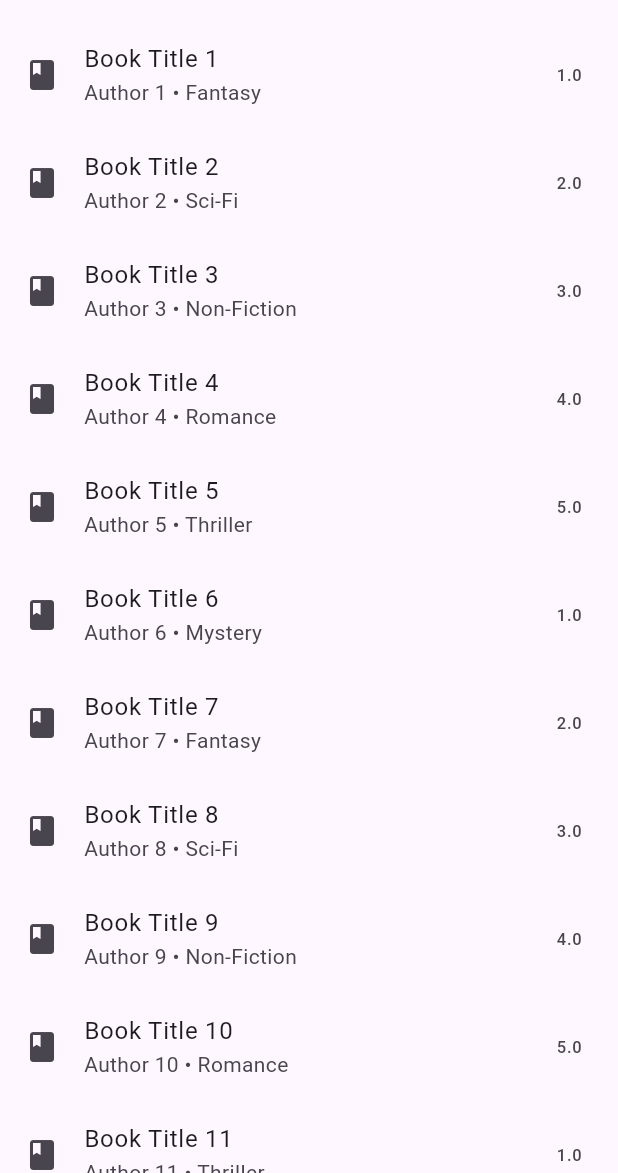
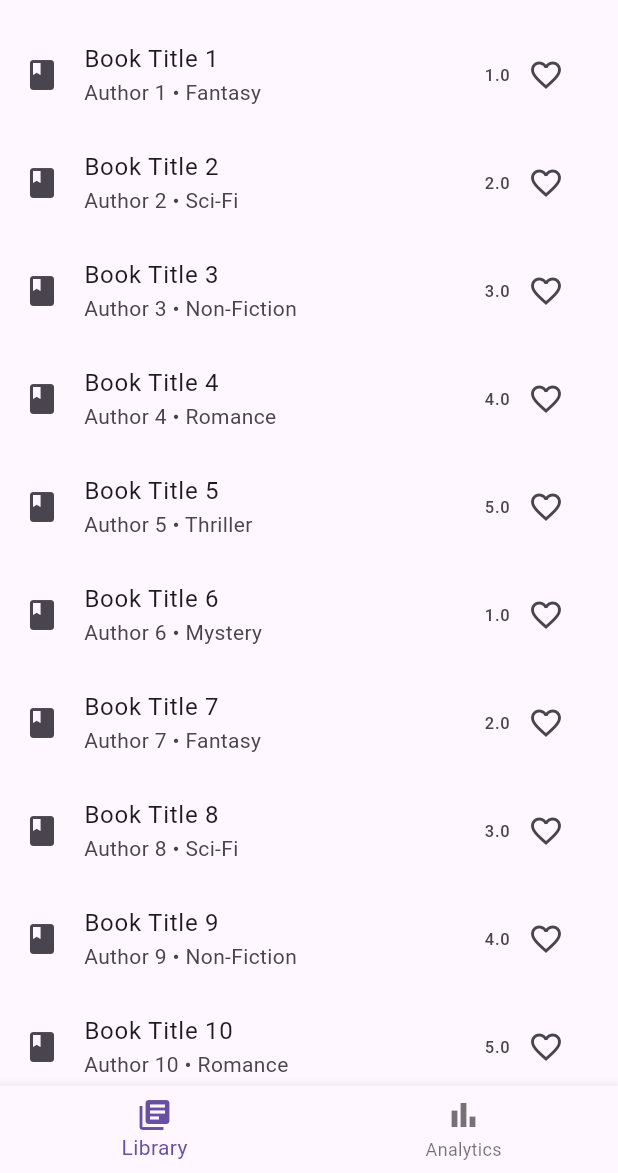
Before and after one commit to MLD-cmd/book_tracker_application, a Flutter app: the screen it shows after launch, on a phone screen of 412 x 824 dp, the part 63-1236 px from its top. Run offline on Flutter 3.47's test engine with Material 3 defaults, Android fonts, the phone set to English and light mode, and no system bars; our stand-ins replace flutter_riverpod.

Commit message:
added a new file analytics + improved the functionality for detail, list item, reading session, and book providers

```diff
--- a/lib/features/book_list/book_list_item.dart
+++ b/lib/features/book_list/book_list_item.dart
@@ -1,19 +1,40 @@
 import 'package:flutter/material.dart';
+import 'package:flutter_riverpod/flutter_riverpod.dart';
 import '../../models/book.dart';
+import '../../providers/book_providers.dart';
+import 'book_detail/book_detail_page.dart';
 
-class BookListItem extends StatelessWidget {
+class BookListItem extends ConsumerWidget {
   final Book book;
   const BookListItem({super.key, required this.book});
 
   @override
-  Widget build(BuildContext context) {
+  Widget build(BuildContext context, WidgetRef ref) {
+    final isFavorite = ref.watch(
+      userLibraryProvider.select((lib) => lib.favorites.contains(book.id)),
+    );
+
     return ListTile(
       title: Text(book.title),
       subtitle: Text('${book.author} • ${book.genre}'),
-      trailing: Text(book.rating?.toStringAsFixed(1) ?? '-'),
+      trailing: Row(
+        mainAxisSize: MainAxisSize.min,
+        children: [
+          Text(book.rating?.toStringAsFixed(1) ?? '-'),
+          IconButton(
+            icon: Icon(isFavorite ? Icons.favorite : Icons.favorite_border),
+            onPressed: () {
+              ref.read(userLibraryProvider.notifier).toggleFavorite(book.id);
+            },
+          ),
+        ],
+      ),
       leading: const Icon(Icons.book),
       onTap: () {
-        // Navigate to book detail later
+        Navigator.push(
+          context,
+          MaterialPageRoute(builder: (_) => BookDetailPage(book: book)),
+        );
       },
     );
   }
--- a/lib/main.dart
+++ b/lib/main.dart
@@ -1,6 +1,10 @@
 import 'package:flutter/material.dart';
 import 'package:flutter_riverpod/flutter_riverpod.dart';
 import 'features/book_list/book_list_page.dart';
+import 'features/book_list/book_detail/book_detail_page.dart';
+import 'features/book_list/reading_session/reading_session_page.dart';
+import 'features/book_list/analytics/analytics_page.dart';
+import 'models/book.dart';
 
 void main() {
   runApp(const ProviderScope(child: BookTrackerApp()));
@@ -12,9 +16,72 @@ class BookTrackerApp extends StatelessWidget {
   @override
   Widget build(BuildContext context) {
     return MaterialApp(
+      debugShowCheckedModeBanner: false,
       title: 'Book Tracker',
       theme: ThemeData(primarySwatch: Colors.blue),
-      home: const BookListPage(),
+      home: const HomeNavigator(),
     );
   }
 }
+
+class HomeNavigator extends StatefulWidget {
+  const HomeNavigator({super.key});
+
+  @override
+  State<HomeNavigator> createState() => _HomeNavigatorState();
+}
+
+class _HomeNavigatorState extends State<HomeNavigator> {
+  int _selectedIndex = 0;
+
+  final List<Widget> _pages = const [BookListPage(), AnalyticsPage()];
+
+  void _onItemTapped(int index) {
+    setState(() {
+      _selectedIndex = index;
+    });
+  }
+
+  @override
+  Widget build(BuildContext context) {
+    return Scaffold(
+      body: _pages[_selectedIndex],
+      bottomNavigationBar: BottomNavigationBar(
+        items: const [
+          BottomNavigationBarItem(
+            icon: Icon(Icons.library_books),
+            label: 'Library',
+          ),
+          BottomNavigationBarItem(
+            icon: Icon(Icons.bar_chart),
+            label: 'Analytics',
+          ),
+        ],
+        currentIndex: _selectedIndex,
+        onTap: _onItemTapped,
+      ),
+    );
+  }
+}
+
+/// Navigation helpers (optional)
+void navigateToBookDetail(BuildContext context, Book book) {
+  Navigator.push(
+    context,
+    MaterialPageRoute(builder: (_) => BookDetailPage(book: book)),
+  );
+}
+
+void navigateToReadingSession(BuildContext context, String bookId) {
+  Navigator.push(
+    context,
+    MaterialPageRoute(builder: (_) => ReadingSessionPage(bookId: bookId)),
+  );
+}
+
+void navigateToAnalytics(BuildContext context) {
+  Navigator.push(
+    context,
+    MaterialPageRoute(builder: (_) => const AnalyticsPage()),
+  );
+}
```
Also changed, not shown: lib/features/book_list/analytics/analytics_page.dart (added, +33 -0 lines), lib/features/book_list/book_detail/book_detail_page.dart (+27 -2 lines), lib/features/book_list/reading_session/reading_session_page.dart (+37 -5 lines), lib/providers/book_providers.dart (+130 -8 lines).
